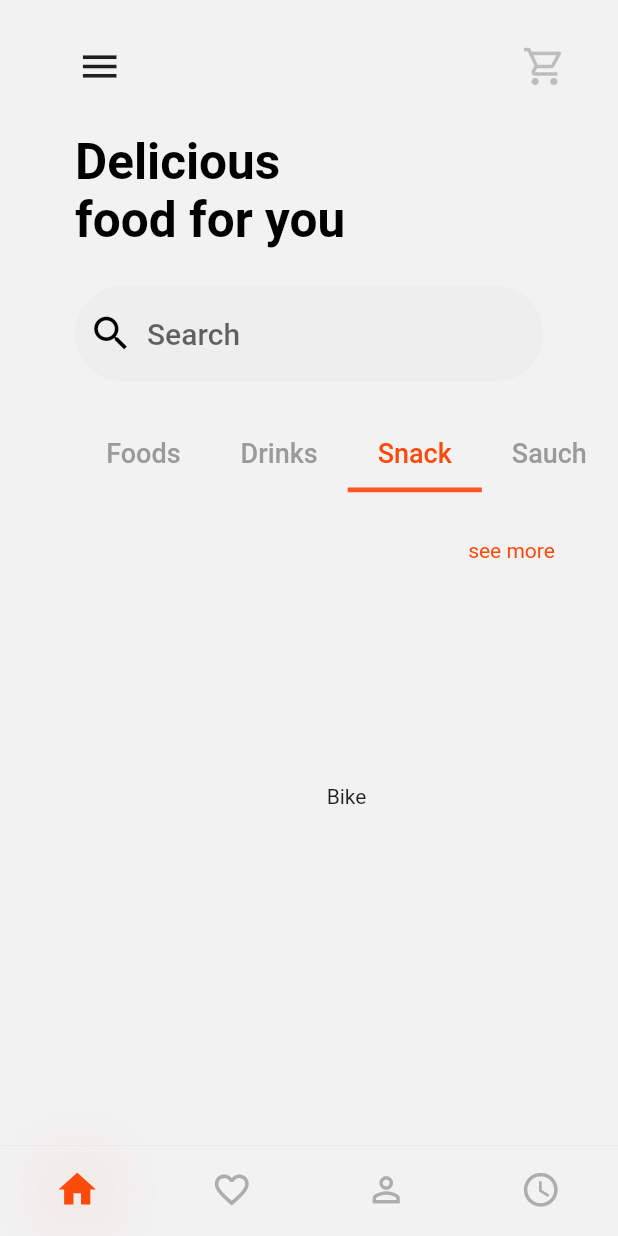
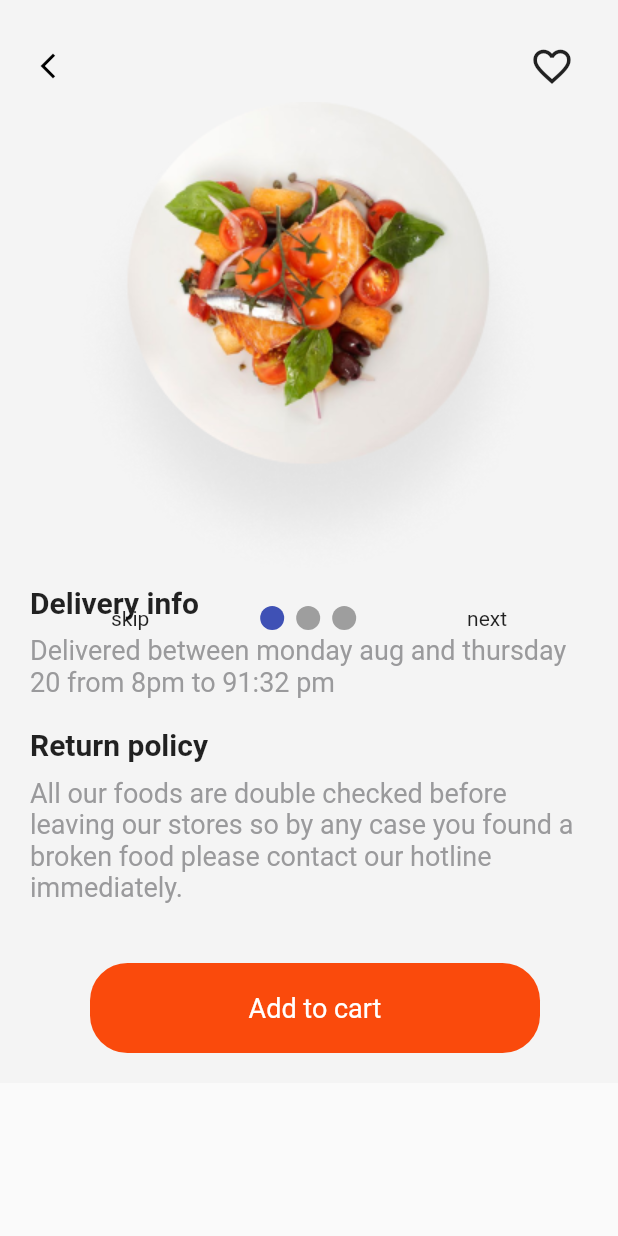
Before and after one commit to TrungThong137/food_delivery, a Flutter app: the PageHome screen opened directly, tab 3 chosen, after a tap on "see more", on a phone screen of 412 x 824 dp. Run offline on Flutter 3.47's test engine with Material 2 defaults, Android fonts, the phone set to English and light mode, and no system bars; drawn by our look-alikes of smooth_page_indicator.

Commit message:
add page

```diff
--- a/lib/main.dart
+++ b/lib/main.dart
@@ -1,5 +1,6 @@
 import 'package:flutter/material.dart';
-import 'package:food_delivery/page/food.dart';
+import 'package:food_delivery/page/form_payment.dart';
+import 'package:food_delivery/page/form_start.dart';
 import 'package:food_delivery/page/home/home.dart';
 
 void main() {
@@ -12,11 +13,12 @@ class MyApp extends StatelessWidget {
   @override
   Widget build(BuildContext context) {
     return MaterialApp(
+      debugShowCheckedModeBanner: false,
       title: 'Flutter Demo',
       theme: ThemeData(
         primarySwatch: Colors.deepOrange,
       ),
-      home: const Food(),
+      home: const PageHome(),
     );
   }
 }
--- /dev/null
+++ b/lib/page/description_food/descriptions_food.dart
@@ -0,0 +1,116 @@
+import 'dart:async';
+
+import 'package:flutter/material.dart';
+import 'package:food_delivery/page/description_food/page_descriptions.dart';
+import 'package:food_delivery/page/home/home.dart';
+import 'package:smooth_page_indicator/smooth_page_indicator.dart';
+
+class DescriptionsFood extends StatefulWidget {
+  const DescriptionsFood({super.key, });
+
+  @override
+  State<DescriptionsFood> createState() => _DescriptionsFoodState();
+}
+
+class _DescriptionsFoodState extends State<DescriptionsFood> {
+
+  final PageController _controller= PageController();
+  bool onLastPage = false;
+  bool isFavorite=true;
+  late Timer timer;
+  int currentIndex = 0;
+
+  @override
+  void initState(){
+    super.initState();
+
+    timer =Timer.periodic(
+      const Duration(seconds: 3), (timer) {
+        currentIndex++;
+        if (currentIndex >= 3) {
+          currentIndex = 0;
+          _controller.jumpToPage(0);
+        }else{
+          _controller.nextPage(
+            duration: const Duration(milliseconds: 500),
+            curve: Curves.easeIn
+          );
+        }
+      }
+    );
+  }
+
+  @override
+  void dispose() {
+    super.dispose();
+    timer.cancel();
+  }
+
+  @override
+  Widget build(BuildContext context) {
+    return SafeArea(
+      child: Scaffold(
+        body: Stack(
+          children: [
+            PageView.builder(
+              controller: _controller,
+              onPageChanged: (index) {
+                setState(() {
+                  onLastPage = (index == 2);
+                });
+              },
+              itemCount: 3,
+              itemBuilder: (context, index) =>
+              PageDescriptions(
+                onPress: (){
+                  setState(() {
+                    isFavorite=!isFavorite;
+                  });
+                },
+                isFavorite: isFavorite,
+              ),
+            ),
+
+            Container(
+              alignment: const Alignment(0, 0),
+              child: Row(
+                mainAxisAlignment: MainAxisAlignment.spaceEvenly,
+                children: [
+                  InkWell(
+                    onTap: () {
+                      _controller.jumpToPage(2);
+                    },
+                    child: const Text("skip")
+                  ),
+
+                  SmoothPageIndicator(
+                    controller: _controller,
+                    count: 3
+                  ),
+
+                  onLastPage ?
+                    InkWell(
+                      onTap: () {
+                        Navigator.push(context, MaterialPageRoute(
+                          builder: (context)=> const PageHome()));
+                      },
+                      child: const Text("done")
+                    )
+                    :InkWell(
+                      onTap: () {
+                        _controller.nextPage(
+                          duration: const Duration(milliseconds: 500),
+                          curve: Curves.easeIn
+                        );
+                      },
+                      child: const Text("next")
+                    ),
+                ],
+              ),
+            )
+          ],
+        )
+      ),
+    );
+  }
+}
--- /dev/null
+++ b/lib/page/description_food/page_descriptions.dart
@@ -0,0 +1,103 @@
+import 'package:flutter/material.dart';
+import 'package:food_delivery/widget/widget.dart';
+
+class PageDescriptions extends StatelessWidget {
+
+  const PageDescriptions({super.key, this.onPress, this.isFavorite});
+  final bool ? isFavorite;
+  final Function ? onPress;
+
+  @override
+  Widget build(BuildContext context) {
+    return SingleChildScrollView(
+      child: Container(
+        color: const Color.fromRGBO(244, 244, 244, 1),
+        child: Padding(
+          padding: const EdgeInsets.all(20.0),
+          child: Column(
+            crossAxisAlignment: CrossAxisAlignment.start,
+            children: [
+              Row(
+                mainAxisAlignment: MainAxisAlignment.spaceBetween,
+                children: [
+                  IconButton(
+                    padding: const EdgeInsets.only(right: 40),
+                    onPressed: (){},
+                    icon: const Icon(Icons.arrow_back_ios_new, size: 20, color: Colors.black,)
+                  ),
+                  IconButton(
+                    onPressed: (){
+                      onPress!();
+                    },
+                    icon: isFavorite??true ?
+                      const Icon(
+                        Icons.favorite_border,
+                        size: 30,
+                      )
+                      :const Icon(
+                        Icons.favorite,
+                        size: 30,
+                        color: Color.fromRGBO(250, 74, 12, 1),
+                      )
+                  )
+                ],
+              ),
+
+              Padding(
+                padding: const EdgeInsets.only(left: 25),
+                child: Image.asset("assets/largest_veggie.png"),
+              ),
+
+              const Text(
+                "Delivery info",
+                style: TextStyle(
+                  fontSize: 20,
+                  fontWeight: FontWeight.bold
+                ),
+              ),
+              const SizedBox(height: 10,),
+              const Text(
+                "Delivered between monday aug and thursday 20 from 8pm to 91:32 pm",
+                style: TextStyle(
+                  fontSize: 18,
+                  color: Color.fromRGBO(154,154,156, 1)
+                ),
+              ),
+              const SizedBox(height: 20,),
+
+              const Text(
+                "Return policy",
+                style: TextStyle(
+                  fontSize: 20,
+                  fontWeight: FontWeight.bold
+                ),
+              ),
+              const SizedBox(height: 10,),
+              const Text(
+                "All our foods are double checked before leaving our stores so by any case you found a broken food please contact our hotline immediately.",
+                style: TextStyle(
+                  fontSize: 18,
+                  color: Color.fromRGBO(154,154,156, 1)
+                ),
+              ),
+
+              const SizedBox(height: 40,),
+
+              Padding(
+                padding: const EdgeInsets.only(left: 40),
+                child: buttonFormWidget(
+                  width: 300.0,
+                  color: Colors.white,
+                  fontSize: 18.0,
+                  fontWeight: FontWeight.normal,
+                  text: "Add to cart",
+                  background:const Color.fromRGBO(250, 74, 12, 1)
+                ),
+              )
+            ],
+          ),
+        ),
+      ),
+    );
+  }
+}
--- a/lib/page/form_login.dart
+++ b/lib/page/form_login.dart
@@ -1,4 +1,5 @@
 import 'package:flutter/material.dart';
+import 'package:food_delivery/page/home/home.dart';
 import 'package:food_delivery/page/my_profile.dart';
 import 'package:food_delivery/widget/string.dart';
 import 'package:food_delivery/widget/widget.dart';
@@ -44,7 +45,7 @@ class _BodyInputLoginState extends State<BodyInputLogin> {
               fontWeight: FontWeight.bold,
               onTap: (){
                 Navigator.push(context, MaterialPageRoute(
-                  builder: (context)=> const MyProfile()));
+                  builder: (context)=> const PageHome()));
               },
               text: "Login",
               background: Colors.deepOrange
--- a/lib/page/form_start.dart
+++ b/lib/page/form_start.dart
@@ -24,7 +24,7 @@ class _FormStartState extends State<FormStart> {
               Stack(
                 children: [
                   Padding(
-                    padding: const EdgeInsets.only(left: 203, top: 110),
+                    padding: const EdgeInsets.only(left: 220, top: 110),
                     child: Image.asset("assets/male.png", width: 190,),
                   ),
                   Image.asset("assets/female.png", width: 297,),
--- a/lib/page/home/home.dart
+++ b/lib/page/home/home.dart
@@ -1,6 +1,9 @@
+
+
 import 'package:flutter/material.dart';
-import 'package:food_delivery/page/food.dart';
+import 'package:food_delivery/page/description_food/descriptions_food.dart';
 import 'package:food_delivery/page/home/page_home.dart';
+import 'package:food_delivery/page/home/side_menu.dart';
 
 class PageHome extends StatefulWidget {
   const PageHome({super.key});
@@ -9,9 +12,10 @@ class PageHome extends StatefulWidget {
   State<PageHome> createState() => _PageHomeState();
 }
 
-class _PageHomeState extends State<PageHome>{
+class _PageHomeState extends State<PageHome> with SingleTickerProviderStateMixin{
 
   int selectedIndex = 0;
+  bool isMenuClose=false;
   final Widget _myEmails = const MyEmails();
   final Widget _myProfile = const MyProfile();
 
@@ -62,7 +66,9 @@ class _PageHomeState extends State<PageHome>{
               ),
             ],
             onTap: (int index) {
-              onTapHandler(index);
+              setState(() {
+                selectedIndex=index;
+              });
             },
           ),
         ),
@@ -72,20 +78,35 @@ class _PageHomeState extends State<PageHome>{
 
   Widget getBody( )  {
     if(selectedIndex == 0) {
-      return Home(
+      return Stack(
+        children:[
+          Positioned(
+            width: isMenuClose? 288:0,
+            height: MediaQuery.of(context).size.height,
+            child: const SideMenu()
+          ),
+          Transform.translate(
+            offset: Offset(isMenuClose? 288:0, 0),
+            child: Home(
+              onTapCloseMenu: (){
+                setState(() {
+                  isMenuClose=!isMenuClose;
+                });
+              },
 
+              onTap: (){
+                Navigator.push(context, MaterialPageRoute(
+                  builder: (context)=> const DescriptionsFood()));
+              },
+            ),
+          )
+        ]
       );
     } else if(selectedIndex==1) {
       return _myEmails;
     } else {
       return _myProfile;
     }
-  }
-
-  void onTapHandler(int index)  {
-    setState(() {
-      selectedIndex = index;
-    });
   }
 }
 
--- /dev/null
+++ b/lib/page/home/side_menu.dart
@@ -0,0 +1,139 @@
+import 'package:flutter/material.dart';
+
+
+class SideMenu extends StatefulWidget {
+  const SideMenu({super.key});
+
+  @override
+  State<SideMenu> createState() => _SideMenuState();
+}
+
+class _SideMenuState extends State<SideMenu> {
+  bool isActive=false;
+  var isIndex=0;
+  @override
+  Widget build(BuildContext context) {
+    return Scaffold(
+      body: Container(
+        width: 288,
+        height: double.infinity,
+        color: const Color.fromRGBO(250, 74, 12, 1),
+        child: SafeArea(
+          child: Column(
+            crossAxisAlignment: CrossAxisAlignment.start,
+            children: [
+              const InfoCard(
+                name: "Abu Anwar",
+                profession: "YouTuber",
+              ),
+
+              Padding(
+                padding: const EdgeInsets.only(left: 24, top: 32, bottom: 16),
+                child: Text(
+                  "Browse".toUpperCase(),
+                  style: Theme.of(context)
+                    .textTheme
+                    .titleMedium!
+                    .copyWith(color: Colors.white70)
+                  ,
+                ),
+              ),
+
+              const Padding(
+                padding: EdgeInsets.only(left: 24),
+                child: Divider(
+                  height: 1.2,
+                  color: Colors.white,
+                ),
+              ),
+
+              slideMenuTitle(
+                icon: Icons.home_outlined,
+                text: "Home",
+              ),
+
+              slideMenuTitle(
+                icon: Icons.search,
+                text: "Search",
+              ),
+
+              slideMenuTitle(
+                icon: Icons.star_outline,
+                text: "Favorites",
+              ),
+
+              slideMenuTitle(
+                icon: Icons.favorite_outline,
+                text: "Heart",
+              ),
+            ],
+          ),
+        ),
+      ),
+    );
+  }
+
+  Widget slideMenuTitle({icon, text, ontap}){
+    return Stack(
+      children: [
+        AnimatedPositioned(
+          duration: const Duration(milliseconds: 100),
+          height: 56,
+          width: isActive ? 288 : 0,
+          left: 0,
+          child: Container(
+            decoration: const BoxDecoration(
+              color: Color(0xFF6792FF),
+              borderRadius: BorderRadius.all(Radius.circular(10))
+            ),
+          )
+        ),
+        ListTile(
+          leading: SizedBox(
+            height: 34,
+            width: 34,
+            child: Icon(icon, color: Colors.white,),
+          ),
+          title: Text(
+            text??"",
+          style: const TextStyle(color: Colors.white),
+          )
+        ),
+
+      ]
+    );
+  }
+}
+
+
+class InfoCard extends StatelessWidget {
+  const InfoCard({
+    super.key, required this.name,
+    required this.profession,
+  });
+
+  final String name, profession;
+
+  @override
+  Widget build(BuildContext context) {
+    return ListTile(
+      leading: const CircleAvatar(
+        backgroundColor: Colors.white24,
+        child: Icon(Icons.person_outline, color: Colors.white,),
+      ),
+      title: Text(
+        name,
+        style: const TextStyle(
+          color: Colors.white
+        ),
+      ),
+
+      subtitle: Text(
+        profession,
+        style: const TextStyle(
+          color: Colors.white
+        ),
+      ),
+    );
+  }
+}
--- a/pubspec.yaml
+++ b/pubspec.yaml
@@ -36,6 +36,9 @@ dependencies:
   # Use with the CupertinoIcons class for iOS style icons.
   cupertino_icons: ^1.0.2
   flutter_svg: ^2.0.5
+  introduction_screen: ^3.1.8
+  smooth_page_indicator: ^1.0.0
+  rive: ^0.9.1
 
 dev_dependencies:
   flutter_test:
```
Also changed, not shown: lib/page/food.dart (+87 -89 lines), lib/page/form_payment.dart (+98 -3 lines), lib/page/home/page_home.dart (+8 -3 lines), assets/largest_veggie.png (added), assets/test1.jpg (added), pubspec.lock.
